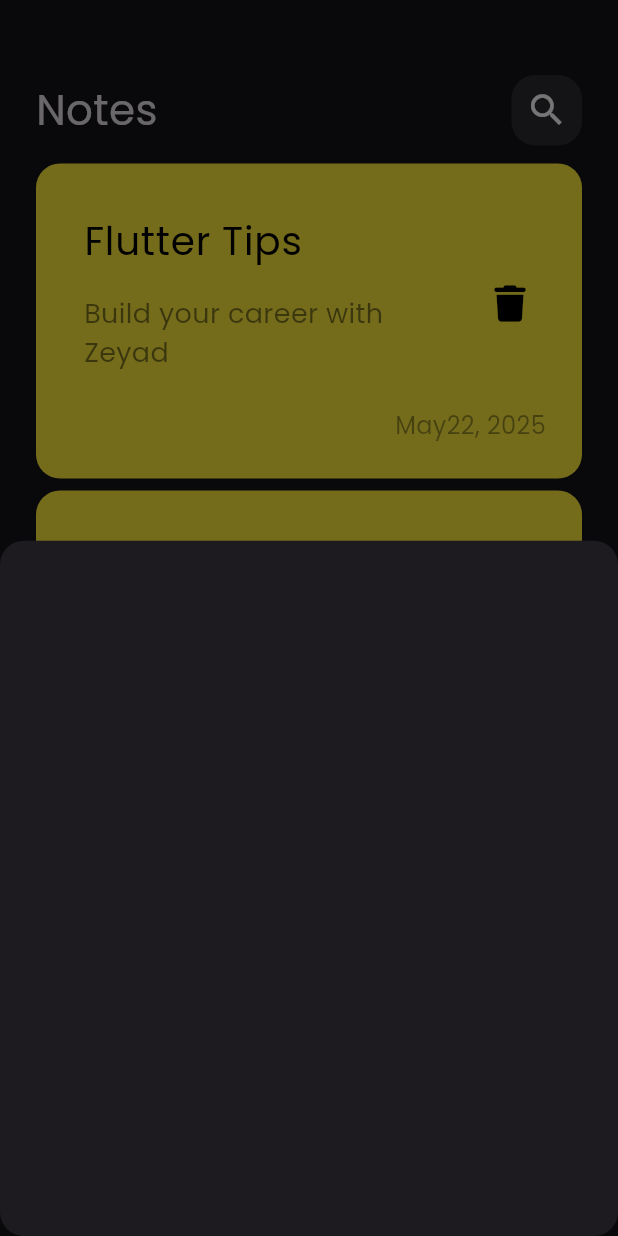
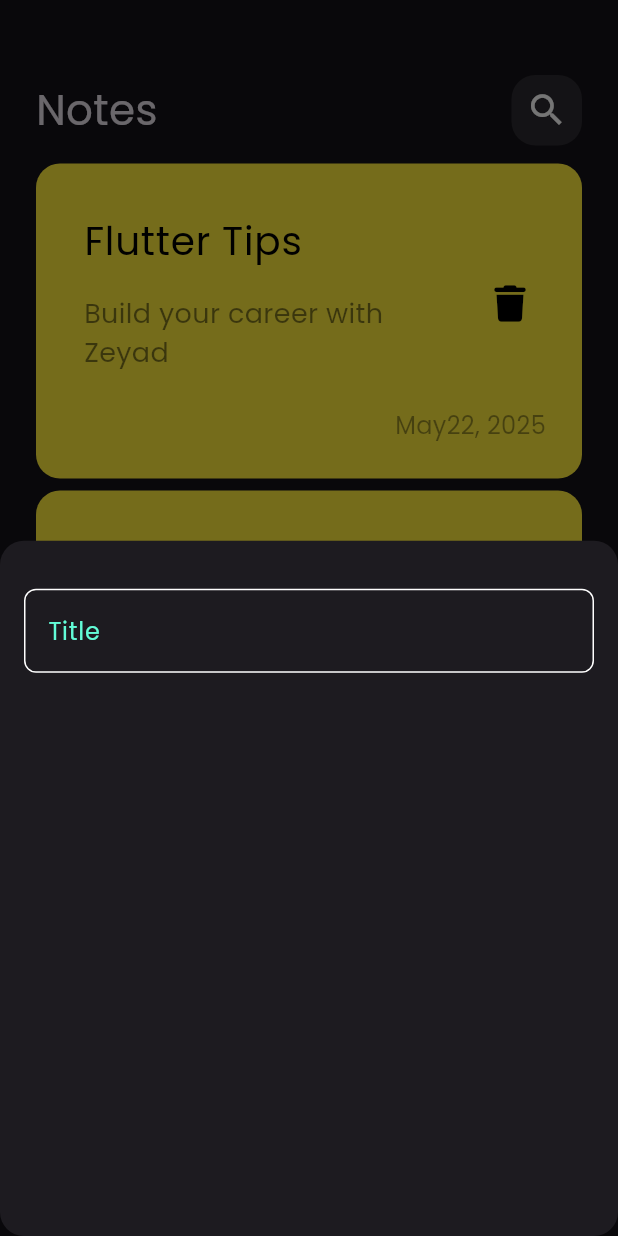
Before and after one commit to ZeyadBamj/notes_app, a Flutter app: the screen it shows after launch, after a tap on the "add" icon, on a phone screen of 412 x 824 dp. Run offline on Flutter 3.47's test engine with Material 3 defaults, Android fonts, the phone set to English and light mode, and no system bars; our stand-ins replace font_awesome_flutter.

Commit message:
create CustomTextField

```diff
--- /dev/null
+++ b/lib/constants.dart
@@ -0,0 +1,3 @@
+import 'package:flutter/material.dart';
+
+const kPrimaryColor = Color(0xff62FCD7);
--- a/lib/widgets/add_note_bottom_sheet.dart
+++ b/lib/widgets/add_note_bottom_sheet.dart
@@ -1,11 +1,22 @@
 
 import 'package:flutter/material.dart';
+import 'package:note_app/widgets/custom_text_field.dart';
 
 class AddNoteBottomSheet extends StatelessWidget {
   const AddNoteBottomSheet({super.key});
 
   @override
   Widget build(BuildContext context) {
-    return Container();
+    return Padding(
+      padding: const EdgeInsets.symmetric(horizontal: 16),
+      child: Column(
+        children: [
+          const SizedBox(
+            height: 32,
+          ),
+          CustomTextField(),
+        ],
+      ),
+    );
   }
 }
--- /dev/null
+++ b/lib/widgets/custom_text_field.dart
@@ -0,0 +1,29 @@
+import 'package:flutter/material.dart';
+import 'package:note_app/constants.dart';
+
+class CustomTextField extends StatelessWidget {
+  const CustomTextField({super.key});
+
+  @override
+  Widget build(BuildContext context) {
+    return TextField(
+      cursorColor: kPrimaryColor,
+      decoration: InputDecoration(
+        hintText: 'Title',
+        hintStyle: TextStyle(
+          color: kPrimaryColor
+        ),
+        border: buildBorder(),
+        enabledBorder: buildBorder(),
+        focusedBorder: buildBorder(kPrimaryColor),
+      ),
+    );
+  }
+
+  OutlineInputBorder buildBorder([color]) {
+    return OutlineInputBorder(
+      borderRadius: BorderRadius.circular(8),
+      borderSide: BorderSide(color: color ?? Colors.white),
+    );
+  }
+}
```
